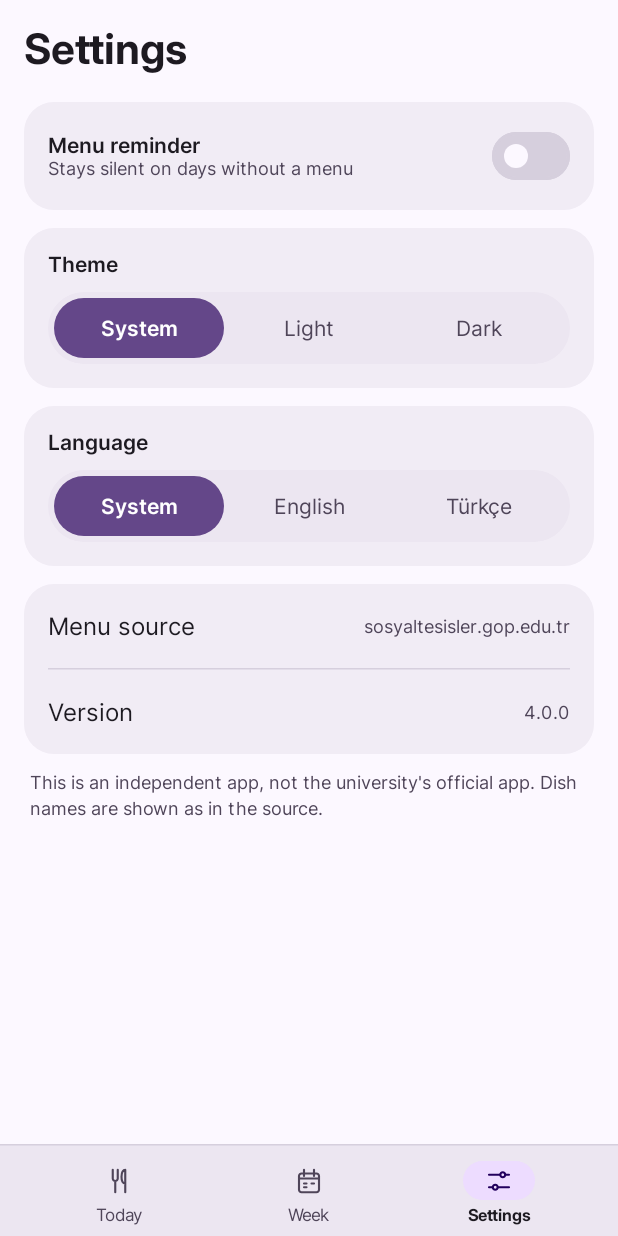
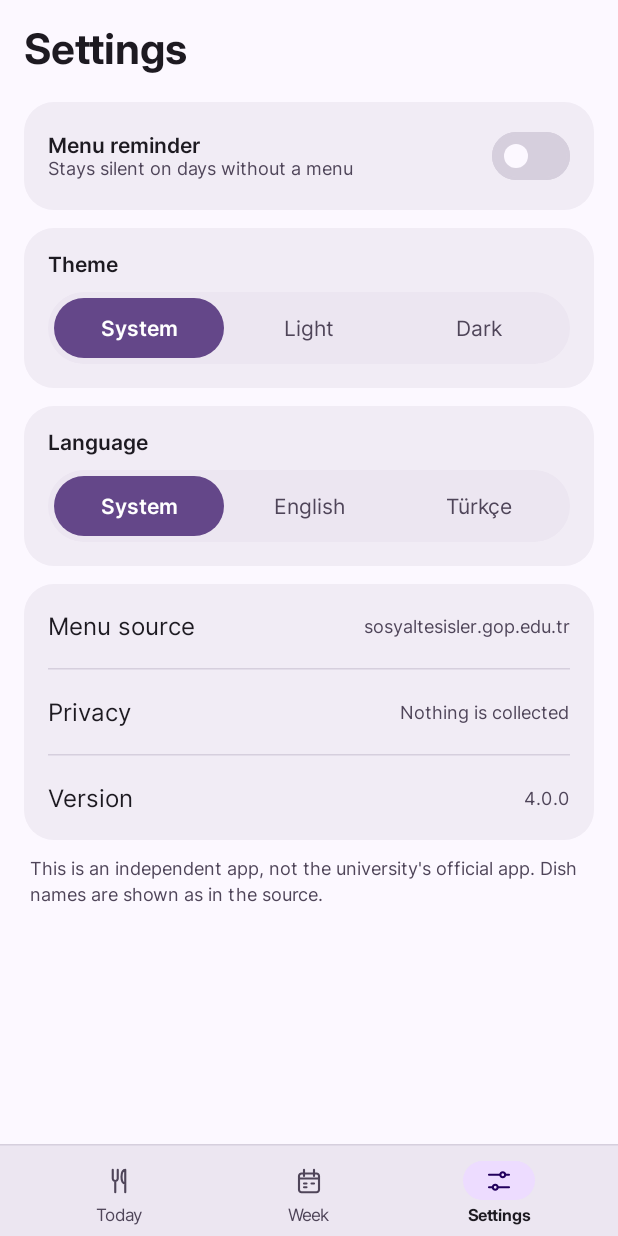
Before and after one commit to cusufcan/togu-yemekhane-android, an Android app built with Jetpack Compose: the SettingsScreen screen opened through its navigation route, on a phone screen of 412 x 824 dp. Run offline under Robolectric (Android 15) with nearby library versions, the phone set to English and light mode, and no system bars; our stand-ins replace Dagger/Hilt's generated code, Room's generated code; libraries missing offline, so code that uses them is left out: androidx.hilt.lifecycle.

Commit message:
feat(settings): add the privacy policy

```diff
--- a/app/src/main/java/com/mercan/app/ui/settings/SettingsScreen.kt
+++ b/app/src/main/java/com/mercan/app/ui/settings/SettingsScreen.kt
@@ -66,6 +66,7 @@ import com.mercan.app.ui.components.rememberFormats
 import java.time.LocalTime
 
 private const val SourceUrl = "https://sosyaltesisler.gop.edu.tr/yemekhane_menu.aspx"
+private const val PrivacyUrl = "https://github.com/cusufcan/togu-yemekhane-android/blob/main/PRIVACY.md"
 
 @Composable
 fun SettingsScreen(viewModel: SettingsViewModel = hiltViewModel()) {
@@ -301,6 +302,14 @@ private fun AboutCard() {
             },
         )
         HorizontalDivider(Modifier.padding(horizontal = 16.dp), color = MaterialTheme.colorScheme.outlineVariant)
+        AboutRow(
+            label = stringResource(R.string.settings_privacy),
+            value = stringResource(R.string.settings_privacy_value),
+            modifier = Modifier.clickable(role = Role.Button) {
+                runCatching { links.openUri(PrivacyUrl) }
+            },
+        )
+        HorizontalDivider(Modifier.padding(horizontal = 16.dp), color = MaterialTheme.colorScheme.outlineVariant)
         AboutRow(stringResource(R.string.settings_version), BuildConfig.VERSION_NAME)
     }
 }
--- a/app/src/main/res/values/strings.xml
+++ b/app/src/main/res/values/strings.xml
@@ -60,6 +60,8 @@
     <string name="language_tr" translatable="false">Türkçe</string>
     <string name="settings_source">Menu source</string>
     <string name="source_host" translatable="false">sosyaltesisler.gop.edu.tr</string>
+    <string name="settings_privacy">Privacy</string>
+    <string name="settings_privacy_value">Nothing is collected</string>
     <string name="settings_version">Version</string>
     <string name="disclaimer">This is an independent app, not the university\'s official app. Dish names are shown as in the source.</string>
     <string name="notifications_blocked">Notifications are off for this app. Turn them on in system settings.</string>
```
Also changed, not shown: 2 other files.
